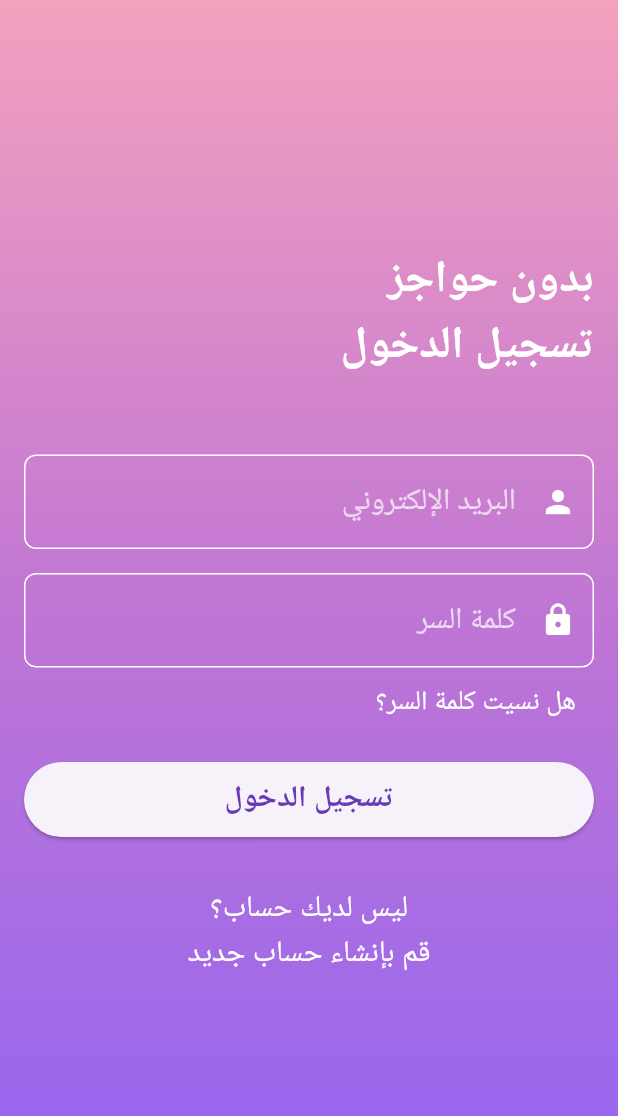
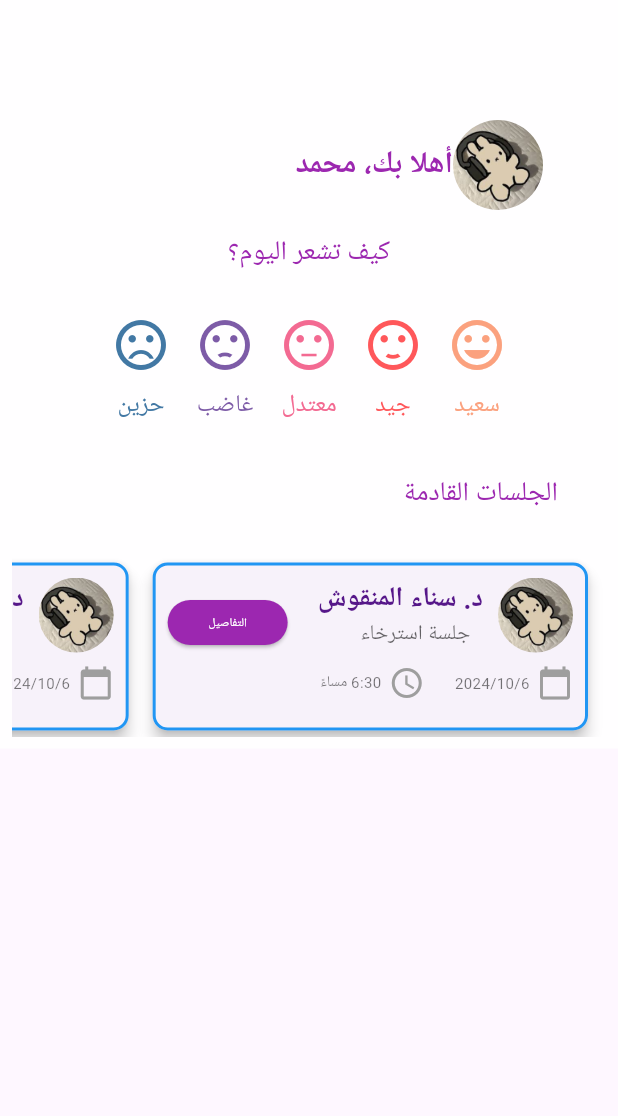
Before and after one commit to kh4wl44/Therapy-App, a Flutter app: the screen it shows after launch, on a phone screen of 412 x 824 dp. Shown: the top 1116 px of the screen. Run offline on Flutter 3.47's test engine with Material 3 defaults, Android fonts, the phone set to English and light mode, and no system bars; our stand-ins replace get, google_fonts; Roboto replaces fonts that are missing (Almarai).

Commit message:
created homePage (not completed)

```diff
--- /dev/null
+++ b/lib/home_page.dart
@@ -0,0 +1,265 @@
+import 'package:flutter/material.dart';
+import 'package:google_fonts/google_fonts.dart';
+import 'package:lati_project/styles.dart';
+
+class HomePage extends StatefulWidget {
+  const HomePage({super.key});
+
+  @override
+  State<HomePage> createState() => _HomePageState();
+}
+
+class _HomePageState extends State<HomePage> {
+  final String username = "محمد";
+
+  Color backgroundColor = Colors.white.withOpacity(0.92);
+
+  @override
+  Widget build(BuildContext context) {
+    return Scaffold(
+      body: SingleChildScrollView( // Added scrollable container
+        child: Container(
+          color: backgroundColor,
+          width: double.infinity,
+          child: Column(
+            crossAxisAlignment: CrossAxisAlignment.start, // Align column content to the start
+            children: [
+              Padding(
+                padding: const EdgeInsets.only(top: 80, right: 50),
+                child: Row(
+                  children: [
+                    GestureDetector(
+                      onTap: () {
+                        // Handle tap
+                      },
+                      child: ClipRRect(
+                        borderRadius: BorderRadius.circular(50),
+                        child: const Image(
+                          image: AssetImage('lib/images/download (1).jpg'),
+                          width: 60,
+                          height: 60,
+                        ),
+                      ),
+                    ),
+                    Padding(
+                      padding: const EdgeInsets.only(left: 30),
+                      child: Text(
+                        "أهلا بك، $username",
+                        style: GoogleFonts.almarai(
+                          color: Colors.purple,
+                          fontSize: 20,
+                          fontWeight: FontWeight.bold,
+                        ),
+                      ),
+                    ),
+                  ],
+                ),
+              ),
+              Padding(
+                padding: const EdgeInsets.only(top: 15, bottom: 20),
+                child: Center(
+                  child: Text(
+                    "كيف تشعر اليوم؟",
+                    style: GoogleFonts.almarai(
+                      color: Colors.purple,
+                      fontSize: 18,
+                      fontWeight: FontWeight.normal,
+                    ),
+                  ),
+                ),
+              ),
+              MoodRow(),
+              SizedBox(height: 20),
+              Padding(
+                padding: const EdgeInsets.only(top: 15, bottom: 20, right: 40),
+                child: Align(
+                  alignment: Alignment.centerRight,
+                  child: Text(
+                    "الجلسات القادمة",
+                    style: GoogleFonts.almarai(
+                      color: Colors.purple,
+                      fontSize: 18,
+                      fontWeight: FontWeight.normal,
+                    ),
+                  ),
+                ),
+              ),
+              HorizontalCardList(), // Removed unnecessary wrapping Row
+            ],
+          ),
+        ),
+      ),
+    );
+  }
+}
+
+class MoodRow extends StatelessWidget {
+  @override
+  Widget build(BuildContext context) {
+    return Row(
+      mainAxisAlignment: MainAxisAlignment.center,
+      children: [
+        MoodIconButton(icon: Icons.insert_emoticon, label: 'سعيد', color: Color(0xFFFBA17E)),
+        MoodIconButton(icon: Icons.sentiment_satisfied, label: 'جيد', color: Color(0xFFFF575A)),
+        MoodIconButton(icon: Icons.sentiment_neutral, label: 'معتدل', color: Color(0xFFF36A92)),
+        MoodIconButton(icon: Icons.sentiment_dissatisfied, label: 'غاضب', color: Color(0xFF7D5BA7)),
+        MoodIconButton(icon: Icons.sentiment_very_dissatisfied, label: 'حزين', color: Color(0xFF4278A4)),
+      ],
+    );
+  }
+}
+
+class MoodIconButton extends StatelessWidget {
+  final IconData icon;
+  final String label;
+  final Color color;
+
+  MoodIconButton({required this.icon, required this.label, required this.color});
+
+  @override
+  Widget build(BuildContext context) {
+    return Column(
+      mainAxisAlignment: MainAxisAlignment.center,
+      children: [
+        IconButton(
+          icon: Icon(icon, size: 40, color: color),
+          onPressed: () {
+            // Handle button press
+            print('$label button pressed');
+          },
+        ),
+        Text(label, style: TextStyle(fontSize: 16, color: color)),
+      ],
+    );
+  }
+}
+
+class HorizontalCardList extends StatelessWidget {
+  @override
+  Widget build(BuildContext context) {
+    return Padding(
+      padding: const EdgeInsets.all(8.0),
+      child: SizedBox(
+        height: 120, // Ensure a fixed height for the card list
+        child: ListView.builder(
+          scrollDirection: Axis.horizontal, // Scroll horizontally
+          itemCount: 10, // Number of cards you want
+          itemBuilder: (context, index) {
+            return Padding(
+              padding: const EdgeInsets.only(right: 8.0), // Spacing between cards
+              child: SessionCard(),
+            );
+          },
+        ),
+      ),
+    );
+  }
+}
+
+class SessionCard extends StatelessWidget {
+  @override
+  Widget build(BuildContext context) {
+    return Card(
+      shape: RoundedRectangleBorder(
+        borderRadius: BorderRadius.circular(10.0),
+        side: BorderSide(color: Colors.blue, width: 2.0),
+      ),
+      elevation: 4.0,
+      child: Padding(
+        padding: const EdgeInsets.all(10.0),
+        child: Column(
+          crossAxisAlignment: CrossAxisAlignment.start,
+          children: [
+            Row(
+              children: [
+                ClipRRect(
+                  borderRadius: BorderRadius.circular(50),
+                  child: const Image(
+                    image: AssetImage('lib/images/download (1).jpg'),
+                    width: 50,
+                    height: 50,
+                  ),
+                ),
+                SizedBox(width: 10),
+                Column(
+                  children: [
+                    Text(
+                      'د. سناء المنقوش',
+                      style: TextStyle(
+                        fontSize: 18,
+                        fontWeight: FontWeight.bold,
+                        color: AppColors.primaryColorPurple,
+                      ),
+                    ),
+
+
+                    Padding(
+                      padding: const EdgeInsets.only(left: 20),
+                      child: Text(
+                        'جلسة استرخاء',
+                        style: TextStyle(
+                          fontSize: 14,
+                          color: AppColors.secondaryColorBlack.withOpacity(0.60),
+                        ),
+                      ),
+                    ),
+                  ],
+                ),
+
+                Align(
+                  alignment: Alignment.centerLeft,
+                  child: Padding(
+                    padding: const EdgeInsets.only(top: 10, right: 20),
+                    child: SizedBox(
+                      height: 30,
+                      width:  80,
+                      child: ElevatedButton(
+                        style: ElevatedButton.styleFrom(
+                          foregroundColor: Colors.white, backgroundColor: Colors.purple, // foreground
+                          shape: RoundedRectangleBorder(
+                            borderRadius: BorderRadius.circular(20),
+
+                          ),
+                        ),
+                        onPressed: () {},
+                        child: Text('التفاصيل', style: TextStyle(fontSize: 8)),
+
+
+                      ),
+                    ),
+                  ),
+                ),
+
+              ],
+            ),
+            /*SizedBox(height: 10), // Add space before the Divider
+            Divider(
+              color: AppColors.primaryColorPurple,
+              thickness: 1,
+            ),*/
+            SizedBox(height: 8),
+            Row(
+              children: [
+                Icon(Icons.calendar_today, color: Colors.grey),
+                SizedBox(width: 5),
+                Text(
+                  '2024/10/6',
+                  style: TextStyle(color: Colors.black54, fontSize: 10),
+                ),
+                SizedBox(width: 20),
+                Icon(Icons.access_time, color: Colors.grey),
+                SizedBox(width: 5),
+                Text(
+                  '6:30 مساءً',
+                  style: TextStyle(color: Colors.black54, fontSize: 10),
+                ),
+              ],
+            ),
+            SizedBox(height: 8),
+
+          ],
+        ),
+      ),
+    );
+  }
+}
--- a/lib/main.dart
+++ b/lib/main.dart
@@ -1,5 +1,6 @@
 import 'package:flutter/material.dart';
 import 'package:get/get_navigation/src/root/get_material_app.dart';
+import 'package:lati_project/home_page.dart';
 import 'package:lati_project/login.dart';
 import 'package:lati_project/signup.dart';
 
@@ -19,6 +20,6 @@ class MyApp extends StatelessWidget {
         child: child!,
       );
     },
-      home: Login(),
+      home: HomePage(),
   );
 }}
--- /dev/null
+++ b/lib/styles.dart
@@ -0,0 +1,23 @@
+
+
+
+import 'package:flutter/material.dart';
+
+class AppColors {
+  static final Color primaryColorPurple = Color(0xFF561789).withOpacity(1);
+  static final Color backgroundColorWhite = Color(0xEBFFFFFF).withOpacity(1);
+  static final Color secondaryColorBlack = Color(0xFF000000).withOpacity(1);
+  static final Color tertiaryColorBlue = Color(0xFF103D78).withOpacity(1);
+}
+
+/*class AppFonts {
+  static const String primaryFont = 'Roboto';
+  static const String secondaryFont = 'Arial';
+}
+
+class AppFontSizes {
+  static const double small = 12.0;
+  static const double medium = 16.0;
+  static const double large = 20.0;
+  static const double extraLarge = 24.0;
+}*/
--- a/pubspec.yaml
+++ b/pubspec.yaml
@@ -64,8 +64,8 @@ flutter:
   uses-material-design: true
 
   # To add assets to your application, add an assets section, like this:
-  # assets:
-  #   - images/a_dot_burr.jpeg
+  assets:
+     - lib/images/
   #   - images/a_dot_ham.jpeg
 
   # An image asset can refer to one or more resolution-specific "variants", see
```
Also changed, not shown: lib/images/download (1).jpg (added), 1 other file.
